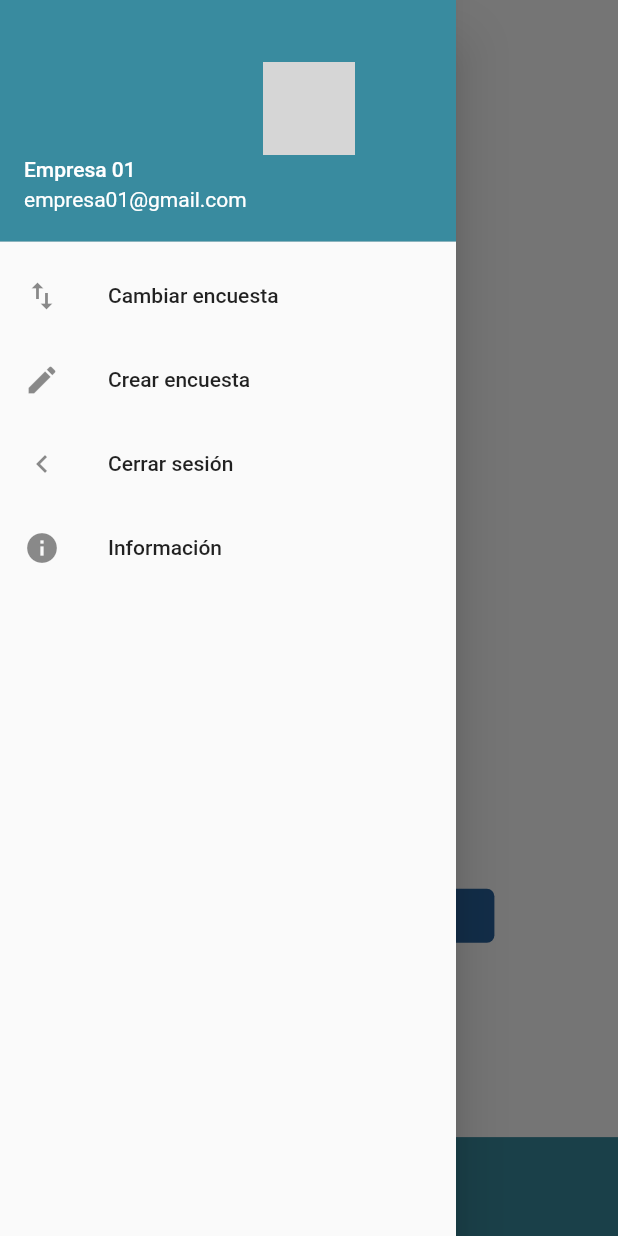
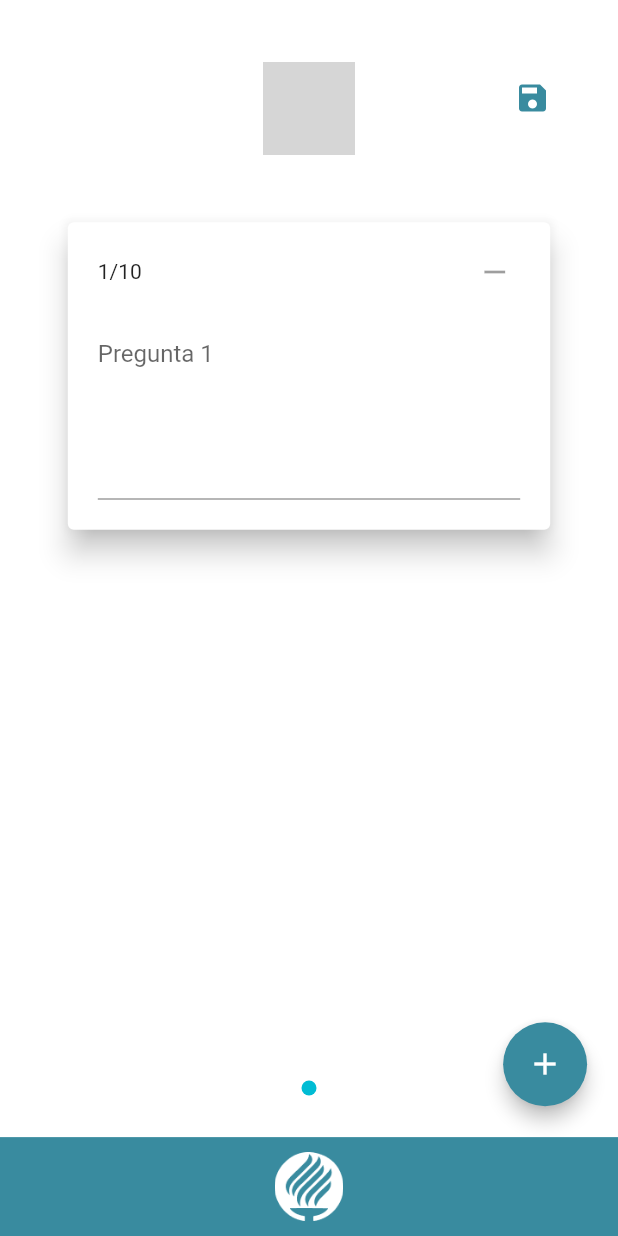
Before and after one commit to MIKEGUIJARRO/SGC, a Flutter app: the HomeScreen screen opened by its route, in the side drawer, after a tap on "Crear encuesta", on a phone screen of 412 x 824 dp. Run offline on Flutter 3.47's test engine with Material 2 defaults, Android fonts, the phone set to English and light mode, and no system bars; our stand-ins replace flutter_swiper, hex; grey boxes are pictures that could not be loaded.

Commit message:
create_survey_screen funcionando correctamente

```diff
--- a/lib/main.dart
+++ b/lib/main.dart
@@ -5,8 +5,7 @@ import 'package:sgc_mvp/provider/survey.dart';
 import './screens/authentication_screen.dart';
 import './screens/home_screen.dart';
 import './screens/question_screen.dart';
-
-import './provider/survey_holder.dart';
+import './screens/create_survey_screen.dart';
 import './provider/survey_holder.dart';
 
 void main() => runApp(MyApp());
@@ -14,6 +13,9 @@ void main() => runApp(MyApp());
 class MyApp extends StatelessWidget {
   @override
   Widget build(BuildContext context) {
+
+
+
 
     return MultiProvider(
       providers: [
@@ -37,6 +39,7 @@ class MyApp extends StatelessWidget {
           AuthenticationScreen.routeName: (context) => AuthenticationScreen(),
           HomeScreen.routeName: (context) => HomeScreen(),
           QuestionScreen.routeName: (context) => QuestionScreen(),
+          CreateSurveyScreen.routeName: (context) => CreateSurveyScreen(),
         },
       ),
     );
--- a/lib/provider/survey.dart
+++ b/lib/provider/survey.dart
@@ -26,10 +26,10 @@ class Survey with ChangeNotifier {
   //Esta es la encuesta que se estara trabajando en macro en la app.
   //La que se respondera "n" veces.
   List<SurveyItem> _surveyItems = [
-    /* SurveyItem(question: "Pregunta 1?", responses: []),
+    SurveyItem(question: "Pregunta 1?", responses: []),
     SurveyItem(question: "Pregunta 2?", responses: []),
     SurveyItem(question: "Pregunta 3?", responses: []),
-    SurveyItem(question: "Pregunta 4?", responses: []), */
+    SurveyItem(question: "Pregunta 4?", responses: []),
   ];
 
  Future<void> initSurvey({List<String> questions, List<ResponseItem> responses}) async {
--- a/lib/screens/create_survey_screen.dart
+++ b/lib/screens/create_survey_screen.dart
@@ -1,15 +1,179 @@
+
 import 'package:flutter/material.dart';
+import 'package:flutter_swiper/flutter_swiper.dart';
+
+import '../widgets/bottom_bar_tec.dart';
+import '../constants/size_config.dart';
+import '../widgets/content_create_survey.dart';
+
+/*
+    Se busca el hacer la misma implementacion que se realizo con el Provider
+    SurveyHolder, sin embargo, mantendremos los estados de nuestras preguntas
+    dentro del widget, buscando de esta forma solventar el mismo problema desde
+    otro acercamiento.
+  */
+
+class QuestionsHolder {
+  final lim;
+  final List<TextEditingController> _controller = [
+    TextEditingController(), //La primer pregunta siempre esta vacia
+  ];
+
+  QuestionsHolder({@required this.lim});
+
+  void addController() {
+    _controller.add(TextEditingController());
+  }
+
+  void deleteController(int index) {
+    _controller.removeAt(index);
+  }
+
+  List<String> getQuestions(BuildContext ctx) { // pendiente de implementar
+    List<String> questions;
+    for (TextEditingController controller in _controller) {
+      String question = controller.text;
+      if(!question.isEmpty){
+        questions.add(question);
+      }
+    }
+    if (questions.isEmpty) {
+      print("sad");
+
+    }
+    return questions;
+  }
+
+  TextEditingController getController(int index){
+    return _controller[index];
+  }
+
+  int getLength() {
+    return _controller.length;
+  }
+
+  bool isLimitReached() {
+    if (_controller.length < 10) {
+      return false;
+    } else {
+      return true;
+    }
+  }
+}
 
 class CreateSurveyScreen extends StatefulWidget {
+  static final routeName = "/create_survey";
+
   @override
   _CreateSurveyScreenState createState() => _CreateSurveyScreenState();
 }
 
 class _CreateSurveyScreenState extends State<CreateSurveyScreen> {
+  final _questionsHolder = QuestionsHolder(lim: 10);
+
+
+  void addQuestion() {
+    if (_questionsHolder.getLength() < 10) {
+      setState(() {
+        _questionsHolder.addController();
+      });
+    }
+  }
+
+  void removeQuestion(int index) {
+    if (_questionsHolder.getLength() > 1) {
+      setState(() {
+        _questionsHolder.deleteController(index);
+        print("Eliminado");
+      });
+    }
+  }
+
+  void saveQuestions() {
+
+  }
+
   @override
   Widget build(BuildContext context) {
-    return Container(
+    return Scaffold(
+      backgroundColor: Colors.white,
+      body: SafeArea(
+        child: Container(
+          width: double.infinity,
+          height: double.infinity,
+          child: Column(
+            children: <Widget>[
+              Expanded(
+                child: Padding(
+                  padding: EdgeInsets.only(
+                    /* horizontal: SizeConfig.safeBlockVertical * 10, */
+                    top: SizeConfig.safeBlockVertical * 5,
+                  ),
+                  child: Stack(
+                    children: <Widget>[
+                      Positioned(
+                        right: SizeConfig.safeBlockHorizontal * 8,
+                        top: 0,
 
+                        child: IconButton(
+                          color: Theme.of(context).accentColor,
+                          icon: Icon(Icons.save),
+                          onPressed: saveQuestions,
+                        ),
+                      ),
+                      Column(
+                        children: <Widget>[
+                          Image.asset(
+                            "./assets/images/logo.png",
+                            width: SizeConfig.safeBlockHorizontal * 15,
+                          ),
+                          Expanded(
+                            child: Swiper(
+                              viewportFraction: 0.8,
+                              scale: 0.9,
+                              itemCount: _questionsHolder.getLength(),
+                              scrollDirection: Axis.horizontal,
+                              loop: false,
+                              pagination: SwiperPagination(
+                                  margin: EdgeInsets.only(
+                                bottom: SizeConfig.safeBlockVertical * 3,
+                              )),
+                              itemBuilder: (context, i) {
+                                return ContentCreateSurvey(
+                                  index: i,
+                                  delete: removeQuestion,
+                                  key: ValueKey(i),
+                                  controller: _questionsHolder.getController(i),
+                                  length: _questionsHolder.getLength(),
+                                );
+                              },
+                            ),
+                          )
+                        ],
+                      ),
+                      Positioned(
+                        bottom: SizeConfig.safeBlockHorizontal * 5,
+                        right: SizeConfig.safeBlockHorizontal * 5,
+                        child: FloatingActionButton(
+                          elevation: _questionsHolder.isLimitReached() ? 0 : 5,
+                          backgroundColor: _questionsHolder.isLimitReached()
+                              ? Colors.grey[400]
+                              : Theme.of(context).accentColor,
+                          child: Icon(Icons.add),
+                          onPressed: _questionsHolder.isLimitReached()
+                              ? null
+                              : addQuestion,
+                        ),
+                      )
+                    ],
+                  ),
+                ),
+              ),
+              BottomBarTec()
+            ],
+          ),
+        ),
+      ),
     );
   }
 }
--- a/lib/screens/home_screen.dart
+++ b/lib/screens/home_screen.dart
@@ -5,6 +5,7 @@ import '../constants/size_config.dart';
 import '../widgets/bottom_bar_tec.dart';
 import '../widgets/survey_info.dart';
 import '../screens/question_screen.dart';
+import './create_survey_screen.dart';
 
 import '../provider/survey.dart';
 import '../provider/survey_holder.dart';
@@ -23,7 +24,7 @@ class HomeScreen extends StatelessWidget {
   }
 
   void _createSurvey(BuildContext context){
-    Navigator.pushNamed(context, "pendiente...");
+    Navigator.pushNamed(context, CreateSurveyScreen.routeName);
   }
 
   @override
--- /dev/null
+++ b/lib/widgets/content_create_survey.dart
@@ -0,0 +1,85 @@
+import 'package:flutter/material.dart';
+
+import '../constants/size_config.dart';
+
+class ContentCreateSurvey extends StatelessWidget {
+  final int index;
+  final Function delete;
+  final TextEditingController controller;
+  final Key key;
+  final int length;
+
+  ContentCreateSurvey({ this.index, this.delete, this.key, this.controller, this.length});
+
+  @override
+  Widget build(BuildContext context) {
+    return Padding(
+      padding: EdgeInsets.only(
+        top: SizeConfig.safeBlockVertical * 5,
+        bottom: SizeConfig.safeBlockVertical * 5,
+      ),
+      child: Column(
+        crossAxisAlignment: CrossAxisAlignment.end,
+        mainAxisAlignment: MainAxisAlignment.spaceBetween,
+        children: <Widget>[
+          Card(
+            elevation: 8,
+            clipBehavior: Clip.antiAlias,
+            child: Column(
+              mainAxisSize: MainAxisSize.min,
+              children: <Widget>[
+                Container(
+                  padding: EdgeInsets.symmetric(
+                    horizontal: 20,
+                  ),
+                  width: double.infinity,
+                  height: SizeConfig.safeBlockVertical * 8,
+                  child: Stack(
+                    alignment: Alignment.center,
+                    children: <Widget>[
+                      Positioned(
+                        left: 0,
+                        child: Text("${index + 1}/10"),
+                      ),
+                      Positioned(
+                          right: 0,
+                          child: ButtonTheme(
+                            padding: EdgeInsets.all(5),
+                            materialTapTargetSize:
+                                MaterialTapTargetSize.shrinkWrap,
+                            minWidth: 0, //wraps child's width
+                            height: 0, //wraps child's height
+                            child: FlatButton(
+                              materialTapTargetSize:
+                                  MaterialTapTargetSize.shrinkWrap,
+                              child: Icon(Icons.remove),
+                              shape: CircleBorder(),
+                              onPressed: (length == 1 && index ==0) ? null: ()=> delete(index),
+                            ),
+                          ))
+                    ],
+                  ),
+                ),
+                Padding(
+                  padding: const EdgeInsets.only(
+                    left: 20,
+                    right: 20,
+                    bottom: 20,
+                  ),
+                  child: TextField(
+                    controller: controller,
+                    maxLines: 5,
+                    textCapitalization: TextCapitalization.sentences,
+                    decoration:
+                        InputDecoration(hintText: "Pregunta ${index + 1}",
+                        ),
+                  ),
+                )
+              ],
+            ),
+          ),
+        ],
+      ),
+    );
+  }
+}
--- a/lib/widgets/content_question.dart
+++ b/lib/widgets/content_question.dart
@@ -53,7 +53,8 @@ class _ContentQuestionState extends State<ContentQuestion> {
   void _onSave() {
     final surveyHolder = Provider.of<SurveyHolder>(context, listen: false);
     surveyHolder.cleanResponses();
-    Provider.of<Survey>(context, listen: false).addResponses(surveyHolder.getResponses());
+    Provider.of<Survey>(context, listen: false)
+        .addResponses(surveyHolder.getResponses());
     Navigator.of(context).pushReplacementNamed(HomeScreen.routeName);
   }
 
@@ -84,21 +85,12 @@ class _ContentQuestionState extends State<ContentQuestion> {
             ),
           ),
           _isLast
-              ? FlatButton.icon(
-                  disabledColor: Colors.black26,
-                  disabledTextColor: Colors.white,
-                  textColor: Colors.white,
-                  label: Text(
-                    "Guardar",
-                  ),
-                  padding: EdgeInsets.symmetric(horizontal: 15, vertical: 10),
-                  shape: RoundedRectangleBorder(
-                      borderRadius: BorderRadius.circular(50)),
-                  color: Theme.of(context).accentColor,
-                  icon: Icon(
-                    Icons.save,
-                    color: Colors.white,
-                  ),
+              ? FloatingActionButton(
+                  elevation: _isBtnEnabled ? 5 : 0,
+                  backgroundColor: _isBtnEnabled
+                      ? Theme.of(context).accentColor
+                      : Colors.grey[400],
+                  child: Icon(Icons.save),
                   onPressed: _isBtnEnabled ? _onSave : null,
                 )
               : SizedBox(),
```
